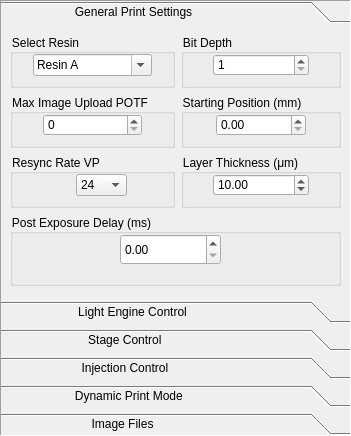
Before: the Qt Designer form src/mainwindow/printsettings.ui in TimSamuelsen/CLIP3DPrinterGUI, drawn with Qt 5.
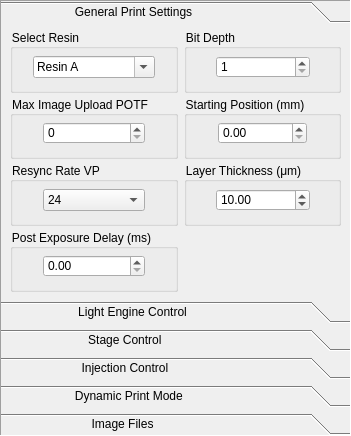
After: the same form once the commit is applied.

Commit message: Fixing the post exposure delay, now printcontrols.cpp has access to pointers to m_printsettings, m_prinscript, and m_printcontrols. Currently those are only accessed from StageMove()

```diff
--- a/src/mainwindow/printsettings.ui
+++ b/src/mainwindow/printsettings.ui
@@ -82,136 +82,30 @@
         <x>0</x>
         <y>0</y>
         <width>349</width>
-        <height>260</height>
+        <height>236</height>
        </rect>
       </property>
       <attribute name="label">
        <string>                     General Print Settings</string>
       </attribute>
-      <layout class="QGridLayout" name="gridLayout_2" rowstretch="7,3">
+      <layout class="QGridLayout" name="gridLayout_2">
        <property name="topMargin">
-        <number>5</number>
+        <number>0</number>
+       </property>
+       <property name="bottomMargin">
+        <number>3</number>
        </property>
        <item row="0" column="0">
-        <layout class="QGridLayout" name="gridLayout">
-         <item row="0" column="0">
-          <widget class="QGroupBox" name="resinSelectBox">
-           <property name="title">
-            <string>Select Resin</string>
-           </property>
-           <layout class="QGridLayout" name="gridLayout_32" columnstretch="1,8,1">
-            <property name="leftMargin">
-             <number>5</number>
-            </property>
-            <property name="topMargin">
-             <number>0</number>
-            </property>
-            <property name="rightMargin">
-             <number>5</number>
-            </property>
-            <item row="0" column="1">
-             <widget class="QComboBox" name="resinSelect">
-              <property name="editable">
-               <bool>true</bool>
-              </property>
-              <item>
-               <property name="text">
-                <string>Resin A</string>
-               </property>
-              </item>
-              <item>
-               <property name="text">
-                <string>Resin B</string>
-               </property>
-              </item>
-             </widget>
-            </item>
-            <item row="0" column="0">
-             <spacer name="horizontalSpacer_39">
-              <property name="orientation">
-               <enum>Qt::Horizontal</enum>
-              </property>
-              <property name="sizeHint" stdset="0">
-               <size>
-                <width>40</width>
-                <height>20</height>
-               </size>
-              </property>
-             </spacer>
-            </item>
-            <item row="0" column="2">
-             <spacer name="horizontalSpacer_40">
-              <property name="orientation">
-               <enum>Qt::Horizontal</enum>
-              </property>
-              <property name="sizeHint" stdset="0">
-               <size>
-                <width>40</width>
-                <height>20</height>
-               </size>
-              </property>
-             </spacer>
-            </item>
-           </layout>
-          </widget>
-         </item>
-         <item row="1" column="0">
-          <widget class="QGroupBox" name="MaxImageUploadBox">
-           <property name="title">
-            <string>Max Image Upload POTF</string>
-           </property>
-           <layout class="QGridLayout" name="gridLayout_33" columnstretch="1,4,1">
-            <property name="leftMargin">
-             <number>5</number>
-            </property>
-            <property name="topMargin">
-             <number>0</number>
-            </property>
-            <property name="rightMargin">
-             <number>5</number>
-            </property>
-            <item row="0" column="1">
-             <widget class="QSpinBox" name="MaxImageUpload">
-              <property name="maximum">
-               <number>399</number>
-              </property>
-             </widget>
-            </item>
-            <item row="0" column="0">
-             <spacer name="horizontalSpacer_41">
-              <property name="orientation">
-               <enum>Qt::Horizontal</enum>
-              </property>
-              <property name="sizeHint" stdset="0">
-               <size>
-                <width>40</width>
-                <height>20</height>
-               </size>
-              </property>
-             </spacer>
-            </item>
-            <item row="0" column="2">
-             <spacer name="horizontalSpacer_42">
-              <property name="orientation">
-               <enum>Qt::Horizontal</enum>
-              </property>
-              <property name="sizeHint" stdset="0">
-               <size>
-                <width>40</width>
-                <height>20</height>
-               </size>
-              </property>
-             </spacer>
-            </item>
-           </layout>
-          </widget>
-         </item>
+        <layout class="QGridLayout" name="gridLayout" rowstretch="1,1,1,1">
+         <property name="verticalSpacing">
+          <number>3</number>
+         </property>
          <item row="2" column="0">
           <widget class="QGroupBox" name="ResyncRateBox">
            <property name="title">
             <string>Resync Rate VP</string>
            </property>
-           <layout class="QGridLayout" name="gridLayout_34" columnstretch="1,0,0">
+           <layout class="QGridLayout" name="gridLayout_34" columnstretch="1,4,1">
             <property name="leftMargin">
              <number>5</number>
             </property>
@@ -221,6 +115,9 @@
             <property name="rightMargin">
              <number>5</number>
             </property>
+            <property name="bottomMargin">
+             <number>5</number>
+            </property>
             <item row="0" column="0">
              <spacer name="horizontalSpacer_43">
               <property name="orientation">
@@ -319,6 +216,9 @@
             <property name="rightMargin">
              <number>5</number>
             </property>
+            <property name="bottomMargin">
+             <number>5</number>
+            </property>
             <item row="0" column="0">
              <spacer name="horizontalSpacer_45">
               <property name="orientation">
@@ -373,6 +273,9 @@
             <property name="rightMargin">
              <number>5</number>
             </property>
+            <property name="bottomMargin">
+             <number>5</number>
+            </property>
             <item row="0" column="1">
              <widget class="QDoubleSpinBox" name="LayerThicknessParam">
               <property name="maximum">
@@ -421,6 +324,9 @@
             <property name="topMargin">
              <number>0</number>
             </property>
+            <property name="bottomMargin">
+             <number>5</number>
+            </property>
             <item row="0" column="0">
              <spacer name="horizontalSpacer_47">
               <property name="orientation">
@@ -453,28 +359,180 @@
            </layout>
           </widget>
          </item>
+         <item row="0" column="0">
+          <widget class="QGroupBox" name="resinSelectBox">
+           <property name="title">
+            <string>Select Resin</string>
+           </property>
+           <layout class="QGridLayout" name="gridLayout_32" columnstretch="1,8,1">
+            <property name="leftMargin">
+             <number>5</number>
+            </property>
+            <property name="topMargin">
+             <number>0</number>
+            </property>
+            <property name="rightMargin">
+             <number>5</number>
+            </property>
+            <property name="bottomMargin">
+             <number>5</number>
+            </property>
+            <item row="0" column="1">
+             <widget class="QComboBox" name="resinSelect">
+              <property name="editable">
+               <bool>true</bool>
+              </property>
+              <item>
+               <property name="text">
+                <string>Resin A</string>
+               </property>
+              </item>
+              <item>
+               <property name="text">
+                <string>Resin B</string>
+               </property>
+              </item>
+             </widget>
+            </item>
+            <item row="0" column="0">
+             <spacer name="horizontalSpacer_39">
+              <property name="orientation">
+               <enum>Qt::Horizontal</enum>
+              </property>
+              <property name="sizeHint" stdset="0">
+               <size>
+                <width>40</width>
+                <height>20</height>
+               </size>
+              </property>
+             </spacer>
+            </item>
+            <item row="0" column="2">
+             <spacer name="horizontalSpacer_40">
+              <property name="orientation">
+               <enum>Qt::Horizontal</enum>
+              </property>
+              <property name="sizeHint" stdset="0">
+               <size>
+                <width>40</width>
+                <height>20</height>
+               </size>
+              </property>
+             </spacer>
+            </item>
+           </layout>
+          </widget>
+         </item>
+         <item row="1" column="0">
+          <widget class="QGroupBox" name="MaxImageUploadBox">
+           <property name="title">
+            <string>Max Image Upload POTF</string>
+           </property>
+           <layout class="QGridLayout" name="gridLayout_33" columnstretch="1,4,1">
+            <property name="leftMargin">
+             <number>5</number>
+            </property>
+            <property name="topMargin">
+             <number>0</number>
+            </property>
+            <property name="rightMargin">
+             <number>5</number>
+            </property>
+            <property name="bottomMargin">
+             <number>5</number>
+            </property>
+            <item row="0" column="1">
+             <widget class="QSpinBox" name="MaxImageUpload">
+              <property name="maximum">
+               <number>399</number>
+              </property>
+             </widget>
+            </item>
+            <item row="0" column="0">
+             <spacer name="horizontalSpacer_41">
+              <property name="orientation">
+               <enum>Qt::Horizontal</enum>
+              </property>
+              <property name="sizeHint" stdset="0">
+               <size>
+                <width>40</width>
+                <height>20</height>
+               </size>
+              </property>
+             </spacer>
+            </item>
+            <item row="0" column="2">
+             <spacer name="horizontalSpacer_42">
+              <property name="orientation">
+               <enum>Qt::Horizontal</enum>
+              </property>
+              <property name="sizeHint" stdset="0">
+               <size>
+                <width>40</width>
+                <height>20</height>
+               </size>
+              </property>
+             </spacer>
+            </item>
+           </layout>
+          </widget>
+         </item>
+         <item row="3" column="0">
+          <widget class="QGroupBox" name="PostExposureDelayBox">
+           <property name="title">
+            <string>Post Exposure Delay (ms)</string>
+           </property>
+           <layout class="QGridLayout" name="gridLayout_38" columnstretch="1,4,1">
+            <property name="leftMargin">
+             <number>5</number>
+            </property>
+            <property name="topMargin">
+             <number>0</number>
+            </property>
+            <property name="rightMargin">
+             <number>5</number>
+            </property>
+            <property name="bottomMargin">
+             <number>5</number>
+            </property>
+            <item row="0" column="1">
+             <widget class="QDoubleSpinBox" name="PostExposureDelayParam">
+              <property name="maximum">
+               <double>10000.000000000000000</double>
+              </property>
+             </widget>
+            </item>
+            <item row="0" column="2">
+             <spacer name="horizontalSpacer_51">
+              <property name="orientation">
+               <enum>Qt::Horizontal</enum>
+              </property>
+              <property name="sizeHint" stdset="0">
+               <size>
+                <width>40</width>
+                <height>20</height>
+               </size>
+              </property>
+             </spacer>
+            </item>
+            <item row="0" column="0">
+             <spacer name="horizontalSpacer_52">
+              <property name="orientation">
+               <enum>Qt::Horizontal</enum>
+              </property>
+              <property name="sizeHint" stdset="0">
+               <size>
+                <width>40</width>
+                <height>20</height>
+               </size>
+              </property>
+             </spacer>
+            </item>
+           </layout>
+          </widget>
+         </item>
         </layout>
        </item>
-       <item row="1" column="0">
-        <widget class="QGroupBox" name="PostExposureDelayBox">
-         <property name="title">
-          <string>Post Exposure Delay (ms)</string>
-         </property>
-         <widget class="QDoubleSpinBox" name="PostExposureDelayParam">
-          <property name="geometry">
-           <rect>
-            <x>110</x>
-            <y>20</y>
-            <width>101</width>
-            <height>31</height>
-           </rect>
-          </property>
-          <property name="maximum">
-           <double>10000.000000000000000</double>
-          </property>
-         </widget>
-        </widget>
-       </item>
       </layout>
      </widget>
      <widget class="QWidget" name="LightEngineControl">
```
Left out of the diff: 10 changed lines with no effect on the pictures. The commit also changes 4 other files.
